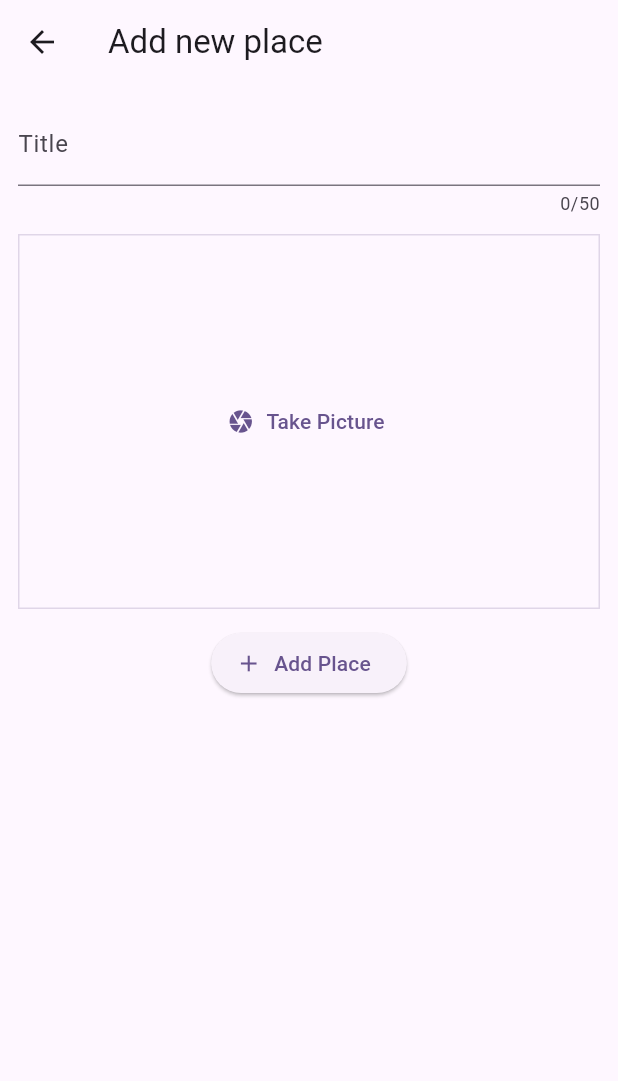
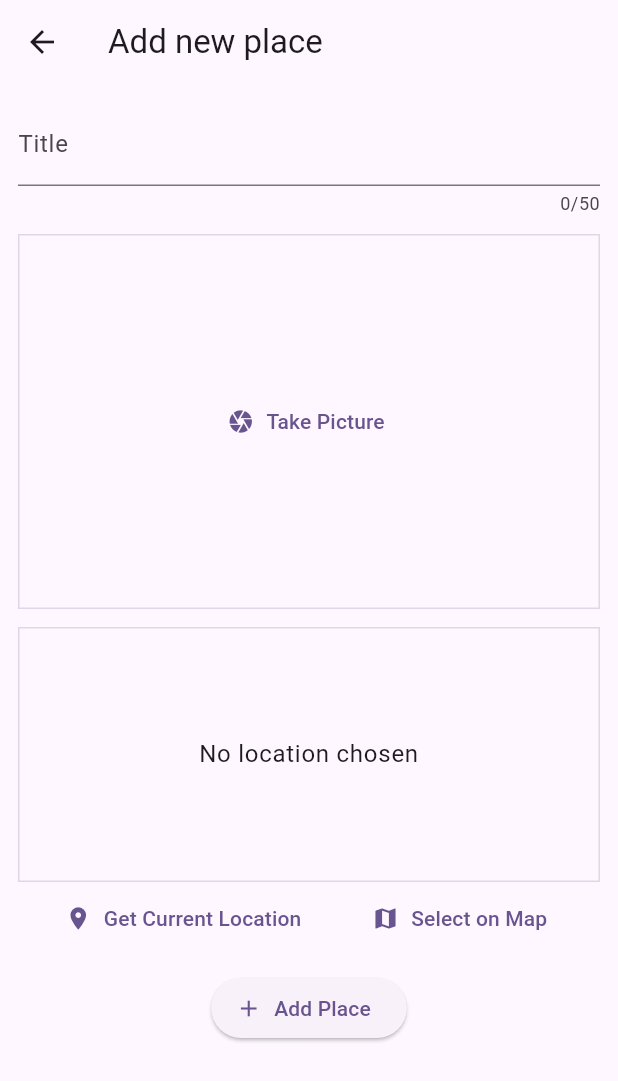
Before and after one commit to mostafa-tabasi/flutter-practice, a Flutter app: the AddNewPlaceScreen screen opened directly, on a phone screen of 412 x 824 dp. Shown: the top 1081 px of the screen. Run offline on Flutter 3.47's test engine with Material 3 defaults, Android fonts, the phone set to English and light mode, and no system bars; our stand-ins replace flutter_riverpod, google_fonts, image_picker, location, transparent_image.

Commit message:
(Favorite Places App) Added fetch location functionality

```diff
--- a/lib/favorite_places/add_new_place_screen.dart
+++ b/lib/favorite_places/add_new_place_screen.dart
@@ -4,6 +4,7 @@ import 'package:flutter/material.dart';
 import 'package:flutter_practice/favorite_places/models/place_item.dart';
 import 'package:flutter_practice/favorite_places/providers/places_provider.dart';
 import 'package:flutter_practice/favorite_places/widgets/image_input.dart';
+import 'package:flutter_practice/favorite_places/widgets/location_inpput.dart';
 import 'package:flutter_riverpod/flutter_riverpod.dart';
 
 class AddNewPlaceScreen extends ConsumerStatefulWidget {
@@ -68,6 +69,8 @@ class _AddNewPlaceScreenState extends ConsumerState<AddNewPlaceScreen> {
                 },
               ),
               SizedBox(height: 12),
+              LocationInput(),
+              SizedBox(height: 12),
               Row(
                 mainAxisAlignment: MainAxisAlignment.center,
                 children: [
--- /dev/null
+++ b/lib/favorite_places/widgets/location_inpput.dart
@@ -0,0 +1,97 @@
+import 'package:flutter/material.dart';
+import 'package:location/location.dart';
+
+class LocationInput extends StatefulWidget {
+  const LocationInput({super.key});
+
+  @override
+  State<LocationInput> createState() {
+    return _LocationInputState();
+  }
+}
+
+class _LocationInputState extends State<LocationInput> {
+  Location? _pickedLocation;
+  var _isGettingLocation = false;
+
+  void _getCurrentLocation() async {
+    Location location = Location();
+
+    bool serviceEnabled;
+    PermissionStatus permissionGranted;
+    LocationData locationData;
+
+    serviceEnabled = await location.serviceEnabled();
+    if (!serviceEnabled) {
+      serviceEnabled = await location.requestService();
+      if (!serviceEnabled) {
+        return;
+      }
+    }
+
+    permissionGranted = await location.hasPermission();
+    if (permissionGranted == PermissionStatus.denied) {
+      permissionGranted = await location.requestPermission();
+      if (permissionGranted != PermissionStatus.granted) {
+        return;
+      }
+    }
+
+    setState(() {
+      _isGettingLocation = true;
+    });
+
+    locationData = await location.getLocation();
+
+    setState(() {
+      _isGettingLocation = false;
+    });
+  }
+
+  @override
+  Widget build(BuildContext context) {
+    Widget locationPreviewContent = Text(
+      'No location chosen',
+      textAlign: TextAlign.center,
+      style: Theme.of(context).textTheme.bodyLarge!.copyWith(
+        color: Theme.of(context).colorScheme.onBackground,
+      ),
+    );
+
+    if (_isGettingLocation) {
+      locationPreviewContent = const CircularProgressIndicator();
+    }
+
+    return Column(
+      children: [
+        Container(
+          height: 170,
+          width: double.infinity,
+          alignment: Alignment.center,
+          decoration: BoxDecoration(
+            border: Border.all(
+              width: 1,
+              color: Theme.of(context).colorScheme.primary.withOpacity(0.2),
+            ),
+          ),
+          child: locationPreviewContent,
+        ),
+        Row(
+          mainAxisAlignment: MainAxisAlignment.spaceEvenly,
+          children: [
+            TextButton.icon(
+              icon: Icon(Icons.location_on),
+              label: const Text('Get Current Location'),
+              onPressed: _getCurrentLocation,
+            ),
+            TextButton.icon(
+              icon: Icon(Icons.map),
+              label: const Text('Select on Map'),
+              onPressed: () {},
+            ),
+          ],
+        ),
+      ],
+    );
+  }
+}
--- a/pubspec.yaml
+++ b/pubspec.yaml
@@ -41,6 +41,7 @@ dependencies:
   flutter_riverpod: ^3.0.0
   http: ^1.5.0
   image_picker: ^1.2.0
+  location: ^8.0.1
 
 dev_dependencies:
   flutter_test:
```
Also changed, not shown: pubspec.lock, 2 other files.
